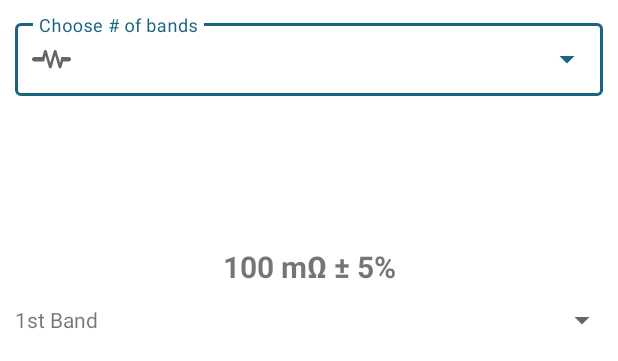
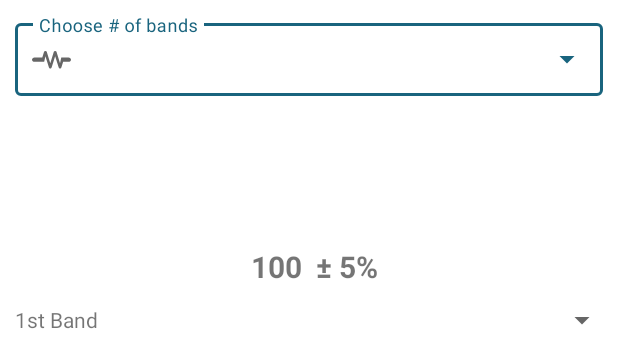
Before and after one commit to kl3jvi/rc-calc, an Android app: the layout activity_main.xml on its own in the app's theme, with its tools: preview values and no code run, on a phone screen of 412 x 824 dp. Shown: the top 361 px of the screen. Run offline under Robolectric (Android 15) with nearby library versions, the phone set to English and light mode, and no system bars.

Commit message:
Minor Changes

```diff
--- a/app/src/main/java/com/kl3jvi/rcccalculator/utils/ArrayInitialiser.java
+++ b/app/src/main/java/com/kl3jvi/rcccalculator/utils/ArrayInitialiser.java
@@ -76,4 +76,8 @@ public class ArrayInitialiser {
         int digitGroups = (int) (Math.log10(value) / Math.log10(1000));
         return new DecimalFormat("#,##0.#").format(value / Math.pow(1000, digitGroups)) + "" + units[digitGroups];
     }
+
+    public static int calculate4Band(int band1,int band2,int multiplicator){
+        return (band1*10)+band2 * multiplicator;
+    }
 }
--- a/app/src/main/res/drawable/ic_resistor.xml
+++ b/app/src/main/res/drawable/ic_resistor.xml
@@ -1,4 +1,4 @@
-<vector android:height="14.371258dp" android:viewportHeight="614"
+<vector android:height="14dp" android:viewportHeight="614"
     android:viewportWidth="1024" android:width="26dp" xmlns:android="http://schemas.android.com/apk/res/android">
-    <path android:fillColor="#626262" android:pathData="M960,376H818l-47,168q-3,12 -13,18.5t-22,5.5q-12,1 -22,-5.5T701,544l-93,-335l-93,335q-3,12 -13,18.5t-22,5.5q-12,1 -22,-5.5T445,544l-93,-335l-32,167H64q-26,0 -45,-18.5t-19,-45T19,267t45,-19h206l47,-168q3,-11 13,-17.5t22,-5.5q12,-1 22,5.5T387,80l93,336l93,-336q3,-11 13,-17.5t22,-5.5q12,-1 22,5.5T643,80l93,336l32,-168h192q27,0 45.5,19t18.5,45.5t-18.5,45T960,376z"/>
+    <path android:fillColor="@color/purple_200" android:pathData="M960,376H818l-47,168q-3,12 -13,18.5t-22,5.5q-12,1 -22,-5.5T701,544l-93,-335l-93,335q-3,12 -13,18.5t-22,5.5q-12,1 -22,-5.5T445,544l-93,-335l-32,167H64q-26,0 -45,-18.5t-19,-45T19,267t45,-19h206l47,-168q3,-11 13,-17.5t22,-5.5q12,-1 22,5.5T387,80l93,336l93,-336q3,-11 13,-17.5t22,-5.5q12,-1 22,5.5T643,80l93,336l32,-168h192q27,0 45.5,19t18.5,45.5t-18.5,45T960,376z"/>
 </vector>
--- a/app/src/main/res/layout/activity_main.xml
+++ b/app/src/main/res/layout/activity_main.xml
@@ -68,14 +68,33 @@
         android:paddingEnd="30dp"
         android:paddingBottom="20dp" />
 
-    <TextView
-        android:id="@+id/result"
+    <LinearLayout
         android:layout_width="match_parent"
         android:layout_height="wrap_content"
-        android:gravity="center"
-        android:text="100 mΩ ± 5%"
-        android:textSize="20sp"
-        android:textStyle="bold" />
+        android:orientation="horizontal"
+        android:weightSum="2">
+
+        <TextView
+            android:id="@+id/result"
+            android:layout_width="match_parent"
+            android:layout_height="wrap_content"
+            android:layout_weight="1"
+            android:gravity="end"
+            android:text="100 "
+            android:textSize="20sp"
+            android:textStyle="bold" />
+
+        <TextView
+            android:id="@+id/resultTolerance"
+            android:layout_width="match_parent"
+            android:layout_height="wrap_content"
+            android:layout_weight="1"
+            android:gravity="start"
+            android:text=" ± 5%"
+            android:textSize="20sp"
+            android:textStyle="bold" />
+
+    </LinearLayout>
 
     <LinearLayout
         android:layout_width="match_parent"
```
Also changed, not shown: app/src/main/java/com/kl3jvi/rcccalculator/MainActivity.java (+30 -6 lines).
